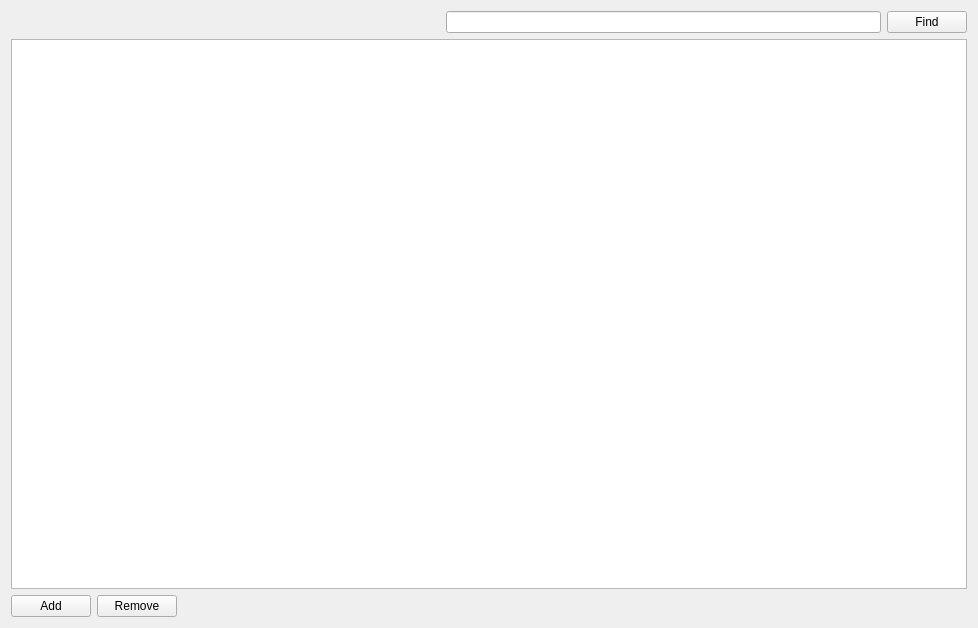
First picture: the form in Highway Monitoring System/Source Code/poletableviewwidget.ui, repository Litt1eBai/uni-projects, before the edit.
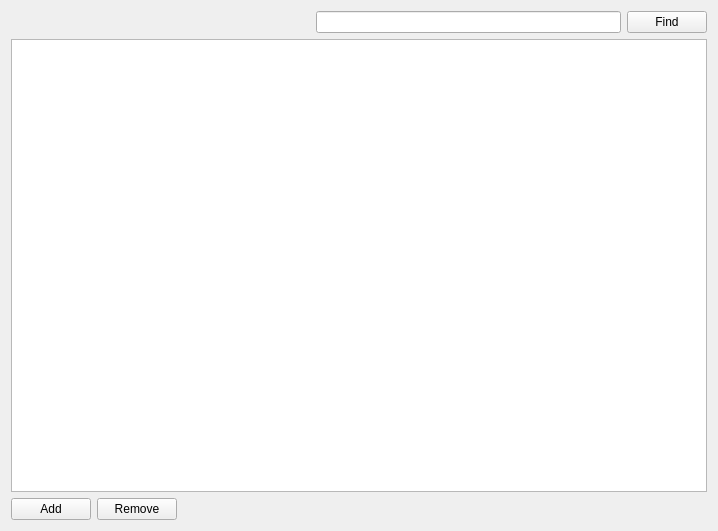
Second picture: the form after the edit. Icons and pictures are not drawn.

Diff of the .ui file:
```diff
--- a/Highway Monitoring System/Source Code/poletableviewwidget.ui
+++ b/Highway Monitoring System/Source Code/poletableviewwidget.ui
@@ -6,8 +6,8 @@
    <rect>
     <x>0</x>
     <y>0</y>
-    <width>978</width>
-    <height>628</height>
+    <width>718</width>
+    <height>531</height>
    </rect>
   </property>
   <property name="windowTitle">
```
Left out of the diff: 16 changed lines with no effect on the pictures.
